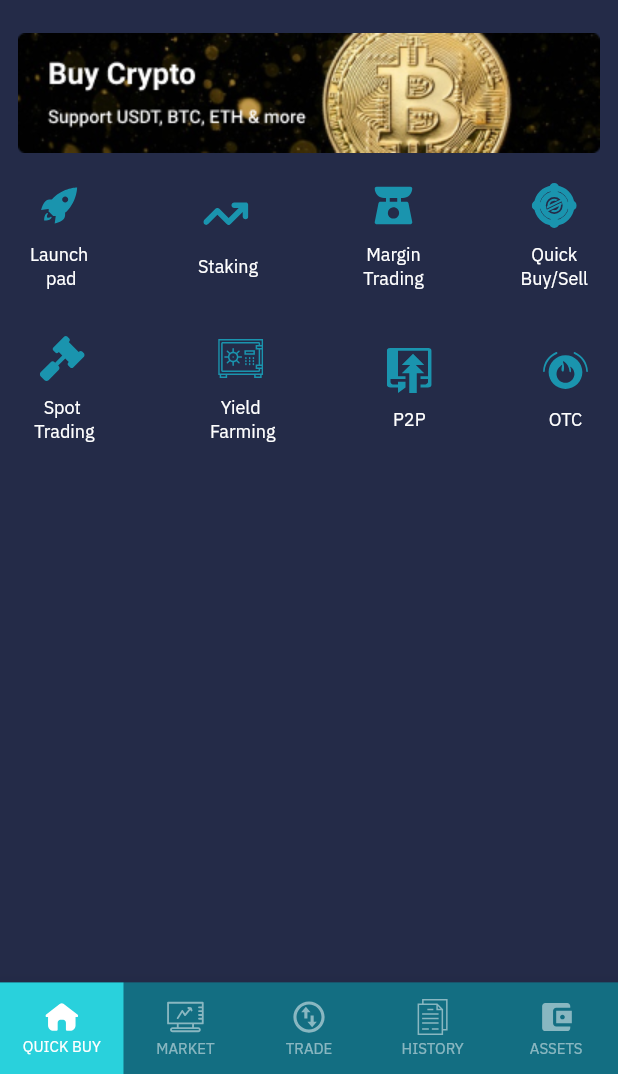
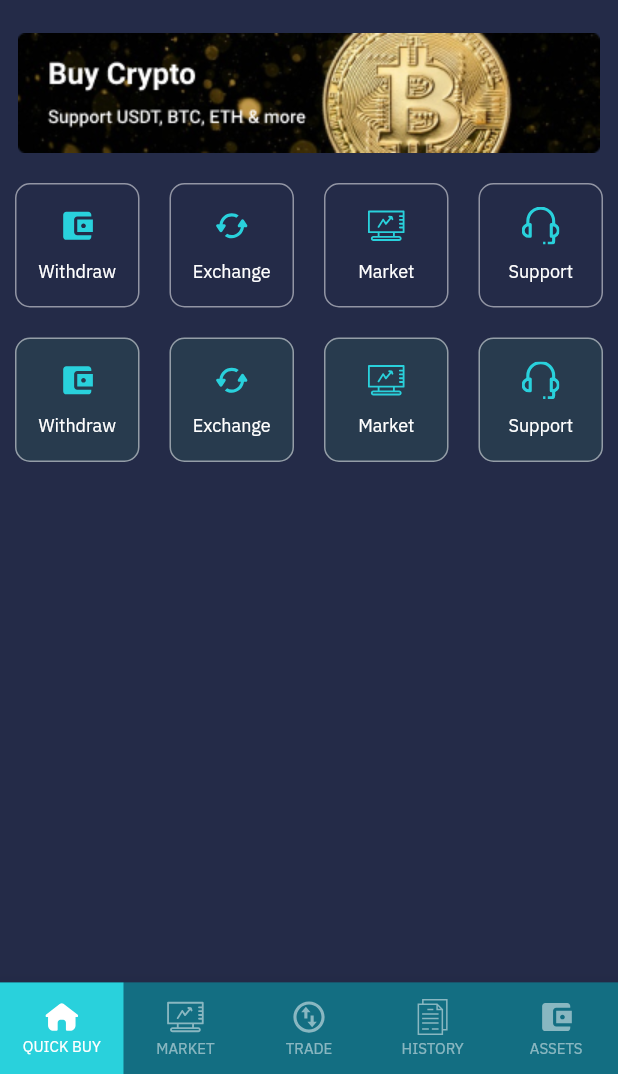
Before and after one commit to manoharantechie/h2_crypto, a Flutter app: the Home screen opened directly, on a phone screen of 412 x 824 dp, the part 162-1236 px from its top. Run offline on Flutter 3.47's test engine with Material 2 defaults, Android fonts, the phone set to English and light mode, and no system bars; our stand-ins replace awesome_snackbar_content, carousel_slider, device_info_plus, flutter_html, flutter_svg, image_picker and 4 more; missing offline and left inert: country_calling_code_picker, flutter_sim_country_code, k_chart, moment_dart; accounts and stored records are empty; network calls fail; project files that could hold a hidden picture were left out.

Commit message:
changes_05-05-23-1

```diff
--- a/lib/screens/basic/home.dart
+++ b/lib/screens/basic/home.dart
@@ -34,6 +34,7 @@ class _HomeState extends State<Home>
   final GlobalKey<ScaffoldState> _scaffoldKey = GlobalKey<ScaffoldState>();
   PageStorageKey? _pagekey;
   ScrollController controller = ScrollController();
+  ScrollController _scrollController = ScrollController();
   APIUtils apiUtils = APIUtils();
   int? currentIndex;
   int? selectIndex ;
@@ -53,6 +54,20 @@ class _HomeState extends State<Home>
   bool dashView = false;
   int slideIndex = 0;
   List<BottomNavItem>? _bottomItems;
+
+  List grid_name = [
+    "Withdraw",
+    "Exchange",
+    "Market",
+    "Support"
+  ];
+
+  List grid_img = [
+    "assets/bottom/wallet.svg",
+    "assets/images/transfer.svg",
+    "assets/bottom/market.svg",
+    "assets/sidemenu/support.svg"
+  ];
 
 
   void onSelectItem(int index) async {
@@ -690,36 +705,121 @@ class _HomeState extends State<Home>
                       fit: BoxFit.fitHeight,
                     ),
                     const SizedBox(
-                      height: 10.0,
+                      height: 20.0,
                     ),
+                    // GridView.builder(
+                    //   itemCount: grid_name.length,
+                    //   shrinkWrap: true,
+                    //   gridDelegate:
+                    //   SliverGridDelegateWithFixedCrossAxisCount(
+                    //     childAspectRatio: 2.0,
+                    //     crossAxisCount: 2,
+                    //     crossAxisSpacing: 20.0,
+                    //     mainAxisSpacing: 20.0,
+                    //   ),
+                    //   itemBuilder: (BuildContext context, int index) {
+                    //     return Row(
+                    //       crossAxisAlignment: CrossAxisAlignment.center,
+                    //       // mainAxisAlignment: MainAxisAlignment.spaceEvenly,
+                    //       children: [
+                    //         InkWell(
+                    //           onTap: () {
+                    //
+                    //           },
+                    //           child: Container(
+                    //             padding: EdgeInsets.only(
+                    //                 top: 5.0,
+                    //                 bottom: 5.0,
+                    //                 right: 12.0,
+                    //                 left: 12.0),
+                    //               decoration: BoxDecoration(
+                    //                 color: Theme.of(context).focusColor,
+                    //                 border: Border.all(
+                    //                     width: 1.0,
+                    //                     color: Theme.of(context).splashColor.withOpacity(0.5)),
+                    //                 borderRadius: BorderRadius.circular(10.0),
+                    //               ),
+                    //               alignment: Alignment.center,
+                    //               child: Column(
+                    //                 crossAxisAlignment: CrossAxisAlignment.center,
+                    //                 mainAxisAlignment: MainAxisAlignment.center,
+                    //                 children: [
+                    //                   SvgPicture.asset(
+                    //                     grid_img[index].toString(),
+                    //                     height: 25.0,
+                    //                     color: Theme.of(context).buttonColor,
+                    //                   ),
+                    //                   SizedBox(
+                    //                     height: 10.0,
+                    //                   ),
+                    //                   Text(
+                    //                     // AppLocalizations.instance.text("loc_widthdraw"),
+                    //                     grid_name[index].toString(),
+                    //                     style: CustomWidget(context: context)
+                    //                         .CustomSizedTextStyle(
+                    //                         12.0,
+                    //                         Theme.of(context).splashColor,
+                    //                         FontWeight.w500,
+                    //                         'FontRegular'),
+                    //                     textAlign: TextAlign.center,
+                    //                   ),
+                    //                 ],
+                    //               )),
+                    //         ),
+                    //         const SizedBox(
+                    //           width: 0.0,
+                    //         )
+                    //       ],
+                    //     );
+                    //   },
+                    // ),
                     Container(
-                      width: MediaQuery.of(context).size.width,
-                      padding: const EdgeInsets.only(
-                          left: 10.0, right: 10.0, top: 10.0),
-                      child: Row(
-                        mainAxisAlignment: MainAxisAlignment.spaceBetween,
-                        crossAxisAlignment: CrossAxisAlignment.center,
-                        children: [
-                          Flexible(
-                            child: InkWell(
+                      child: GridView.builder(
+                        padding: EdgeInsets.zero,
+                        controller: _scrollController,
+                        gridDelegate:
+                        const SliverGridDelegateWithFixedCrossAxisCount(
+                          crossAxisCount: 4,
+                          crossAxisSpacing: 20,
+                          mainAxisSpacing: 20,
+                        ),
+                        // physics: ScrollPhysics(),
+                        shrinkWrap: true,
+                        itemCount: grid_name.length,
+                        itemBuilder: (BuildContext context, index) {
+                          return InkWell(
                             onTap: () {
 
                             },
+                            child: Container(
+                                // padding: EdgeInsets.only(
+                                //     top: 5.0,
+                                //     bottom: 5.0,
+                                //     right: 12.0,
+                                //     left: 12.0),
+                                decoration: BoxDecoration(
+                                  // color: Theme.of(context).focusColor,
+                                  border: Border.all(
+                                      width: 1.0,
+                                      color: Theme.of(context).splashColor.withOpacity(0.5)),
+                                  borderRadius: BorderRadius.circular(10.0),
+                                ),
+                                alignment: Alignment.center,
                                 child: Column(
                                   crossAxisAlignment: CrossAxisAlignment.center,
                                   mainAxisAlignment: MainAxisAlignment.center,
                                   children: [
                                     SvgPicture.asset(
-                                    'assets/side/launch.svg',
-                                    height: 30.0,
+                                      grid_img[index].toString(),
+                                      height: 25.0,
+                                      color: Theme.of(context).buttonColor,
                                     ),
-                                  const SizedBox(
+                                    SizedBox(
                                       height: 10.0,
                                     ),
                                     Text(
-                                    AppLocalizations.instance.text(
-                                      "loc_launch",
-                                    ),
+                                      // AppLocalizations.instance.text("loc_widthdraw"),
+                                      grid_name[index].toString(),
                                       style: CustomWidget(context: context)
                                           .CustomSizedTextStyle(
                                           12.0,
@@ -727,30 +827,63 @@ class _HomeState extends State<Home>
                                           FontWeight.w500,
                                           'FontRegular'),
                                       textAlign: TextAlign.center,
-                                  )
+                                    ),
                                   ],
+                                )),
+                          );
+                        },
                       ),
                     ),
-                            flex: 1,
+                    const SizedBox(
+                      height: 20.0,
                     ),
-                          Flexible(
-                            child: InkWell(
-                              onTap: () {},
+                    Container(
+                      child: GridView.builder(
+                        padding: EdgeInsets.zero,
+                        controller: _scrollController,
+                        gridDelegate:
+                        const SliverGridDelegateWithFixedCrossAxisCount(
+                          crossAxisCount: 4,
+                          crossAxisSpacing: 20,
+                          mainAxisSpacing: 20,
+                        ),
+                        // physics: ScrollPhysics(),
+                        shrinkWrap: true,
+                        itemCount: grid_name.length,
+                        itemBuilder: (BuildContext context, index) {
+                          return InkWell(
+                            onTap: () {
+
+                            },
+                            child: Container(
+                              // padding: EdgeInsets.only(
+                              //     top: 5.0,
+                              //     bottom: 5.0,
+                              //     right: 12.0,
+                              //     left: 12.0),
+                                decoration: BoxDecoration(
+                                  color: Theme.of(context).focusColor,
+                                  border: Border.all(
+                                      width: 1.0,
+                                      color: Theme.of(context).splashColor.withOpacity(0.5)),
+                                  borderRadius: BorderRadius.circular(10.0),
+                                ),
+                                alignment: Alignment.center,
                                 child: Column(
                                   crossAxisAlignment: CrossAxisAlignment.center,
                                   mainAxisAlignment: MainAxisAlignment.center,
                                   children: [
                                     SvgPicture.asset(
-                                    'assets/side/stake.svg',
-                                    height: 30.0,
+                                      grid_img[index].toString(),
+                                      height: 25.0,
+                                      color: Theme.of(context).buttonColor,
                                     ),
-                                  const SizedBox(
+                                    SizedBox(
                                       height: 10.0,
                                     ),
                                     Text(
-                                    AppLocalizations.instance.text(
-                                      "loc_staking",
-                                    ),
+                                      // AppLocalizations.instance.text("loc_widthdraw"),
+                                      grid_name[index].toString(),
                                       style: CustomWidget(context: context)
                                           .CustomSizedTextStyle(
                                           12.0,
@@ -758,220 +891,14 @@ class _HomeState extends State<Home>
                                           FontWeight.w500,
                                           'FontRegular'),
                                       textAlign: TextAlign.center,
-                                  )
+                                    ),
                                   ],
+                                )),
+                          );
+                        },
                       ),
                     ),
-                            flex: 1,
-                          ),
-                          Flexible(
-                            child: InkWell(
-                              onTap: () {},
-                              child: Column(
-                                crossAxisAlignment: CrossAxisAlignment.center,
-                                mainAxisAlignment: MainAxisAlignment.center,
-                                children: [
-                                  SvgPicture.asset(
-                                    'assets/side/margin.svg',
-                                    height: 30.0,
-                                  ),
-                                  const SizedBox(
-                                    height: 10.0,
-                                  ),
-                                  Text(
-                                      AppLocalizations.instance.text(
-                                        "loc_margin_trade",
-                                      ),
-                                      style: CustomWidget(context: context)
-                                          .CustomSizedTextStyle(
-                                              12.0,
-                                              Theme.of(context).splashColor,
-                                              FontWeight.w500,
-                                              'FontRegular'),
-                                      textAlign: TextAlign.center)
-                                ],
-                              ),
-                            ),
-                            flex: 1,
-                          ),
-                          Flexible(
-                            child: InkWell(
-                              onTap: () {},
-                              child: Column(
-                                crossAxisAlignment: CrossAxisAlignment.center,
-                                mainAxisAlignment: MainAxisAlignment.center,
-                                children: [
-                                  SvgPicture.asset(
-                                    'assets/side/nft.svg',
-                                    height: 30.0,
-                                  ),
-                                  const SizedBox(
-                                    height: 10.0,
-                                  ),
-                                  Text(
-                                    AppLocalizations.instance.text(
-                                      "loc_quick_sell",
-                                    ),
-                                    style: CustomWidget(context: context)
-                                        .CustomSizedTextStyle(
-                                            12.0,
-                                            Theme.of(context).splashColor,
-                                            FontWeight.w500,
-                                            'FontRegular'),
-                                    textAlign: TextAlign.center,
-                                  )
-                                ],
-                              ),
-                            ),
-                            flex: 1,
-                          ),
-                        ],
-                      ),
-                    ),
-                    const SizedBox(
-                      height: 20.0,
-                    ),
-                    Container(
-                      width: MediaQuery.of(context).size.width,
-                      padding: const EdgeInsets.only(
-                          left: 10.0, right: 10.0, top: 10.0),
-                      child: Row(
-                        mainAxisAlignment: MainAxisAlignment.spaceBetween,
-                        crossAxisAlignment: CrossAxisAlignment.center,
-                        children: [
-                          Flexible(
-                            child: InkWell(
-                              onTap: () {},
-                              child: Column(
-                                crossAxisAlignment: CrossAxisAlignment.center,
-                                mainAxisAlignment: MainAxisAlignment.center,
-                                children: [
-                                  SvgPicture.asset(
-                                    'assets/side/spot.svg',
-                                    height: 30.0,
-                                  ),
-                                  const SizedBox(
-                                    height: 10.0,
-                                  ),
-                                  Text(
-                                    AppLocalizations.instance.text(
-                                      "loc_spot_trade",
-                                    ),
-                                    style: CustomWidget(context: context)
-                                        .CustomSizedTextStyle(
-                                            12.0,
-                                            Theme.of(context).splashColor,
-                                            FontWeight.w500,
-                                            'FontRegular'),
-                                    textAlign: TextAlign.center,
-                                  )
-                                ],
-                              ),
-                            ),
-                            flex: 2,
-                          ),
-                          Flexible(
-                              child: InkWell(
-                                onTap: () {},
-                                child: Column(
-                                  crossAxisAlignment: CrossAxisAlignment.center,
-                                  mainAxisAlignment: MainAxisAlignment.center,
-                                  children: [
-                                    SvgPicture.asset(
-                                      'assets/side/yield.svg',
-                                      height: 30.0,
-                                    ),
-                                    const SizedBox(
-                                      height: 10.0,
-                                    ),
-                                    Text(
-                                        AppLocalizations.instance.text(
-                                          "loc_yield",
-                                        ),
-                                        style: CustomWidget(context: context)
-                                            .CustomSizedTextStyle(
-                                                12.0,
-                                                Theme.of(context).splashColor,
-                                                FontWeight.w500,
-                                                'FontRegular'),
-                                        textAlign: TextAlign.center)
-                                  ],
-                                ),
-                              ),
-                              flex: 1),
-                          Flexible(
-                            child: InkWell(
-                              onTap: () {
-                                Navigator.push(
-                                    context,
-                                    MaterialPageRoute(
-                                      builder: (context) => P2pHome(),
-                                    ));
-                              },
-                              child: Column(
-                                crossAxisAlignment: CrossAxisAlignment.center,
-                                mainAxisAlignment: MainAxisAlignment.center,
-                                children: [
-                                  SvgPicture.asset(
-                                    'assets/side/future.svg',
-                                    height: 30.0,
-                                  ),
-                                  const SizedBox(
-                                    height: 10.0,
-                                  ),
-                                  Text(
-                                    AppLocalizations.instance.text(
-                                      "loc_p2p_txt",
-                                    ),
-                                    style: CustomWidget(context: context)
-                                        .CustomSizedTextStyle(
-                                            12.0,
-                                            Theme.of(context).splashColor,
-                                            FontWeight.w500,
-                                            'FontRegular'),
-                                    textAlign: TextAlign.center,
-                                  )
-                                ],
-                              ),
-                            ),
-                            flex: 1,
-                          ),
-                          Flexible(
-                            child: InkWell(
-                              onTap: () {
-                                 Navigator.of(context).push(MaterialPageRoute(builder: (context)=>OTCTradeScreen()));
-                              },
-                              child: Column(
-                                crossAxisAlignment: CrossAxisAlignment.center,
-                                mainAxisAlignment: MainAxisAlignment.center,
-                                children: [
-                                  SvgPicture.asset(
-                                    'assets/side/otc.svg',
-                                    height: 30.0,
-                                  ),
-                                  const SizedBox(
-                                    height: 10.0,
-                                  ),
-                                  Text(
-                                    AppLocalizations.instance.text(
-                                      "loc_otc",
-                                    ),
-                                    style: CustomWidget(context: context)
-                                        .CustomSizedTextStyle(
-                                            12.0,
-                                            Theme.of(context).splashColor,
-                                            FontWeight.w500,
-                                            'FontRegular'),
-                                    textAlign: TextAlign.center,
-                                  )
-                                ],
-                              ),
-                            ),
-                            flex: 1,
-                          ),
-                        ],
-                      ),
-                    ),
+
                   ],
                 ),
         ));
```
Also changed, not shown: assets/images/exchange.svg (added), assets/images/mic.svg (added), assets/images/staking.svg (added), assets/images/withdraw.svg (added). Lines whose indentation alone changed are shown as unchanged.
